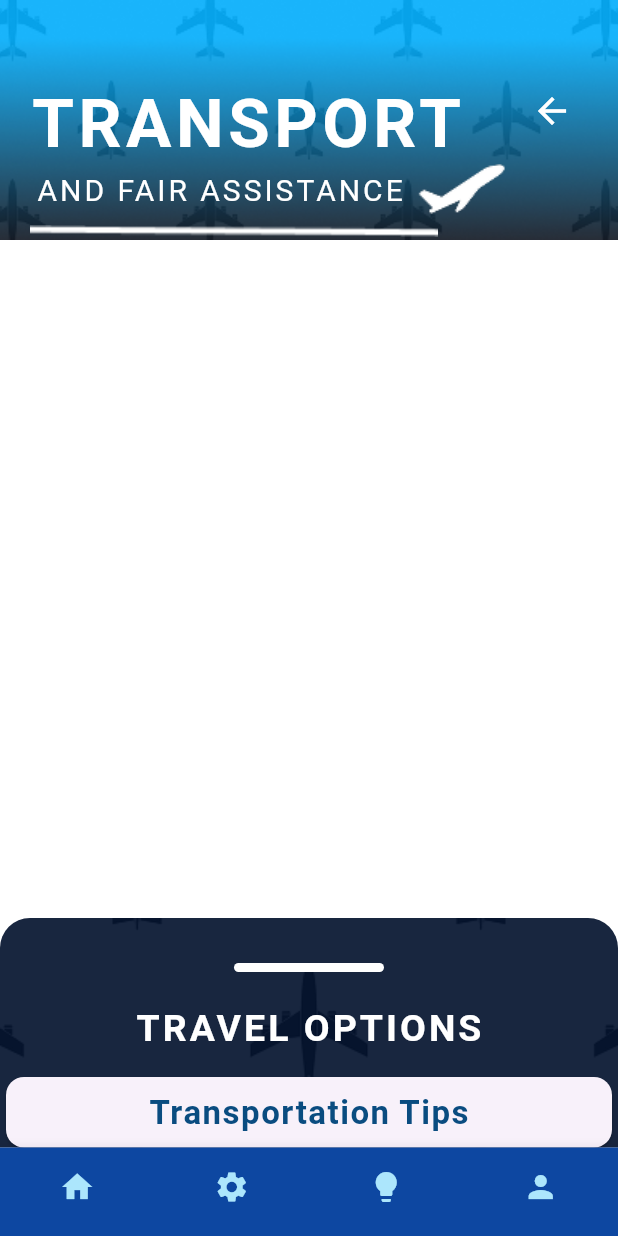
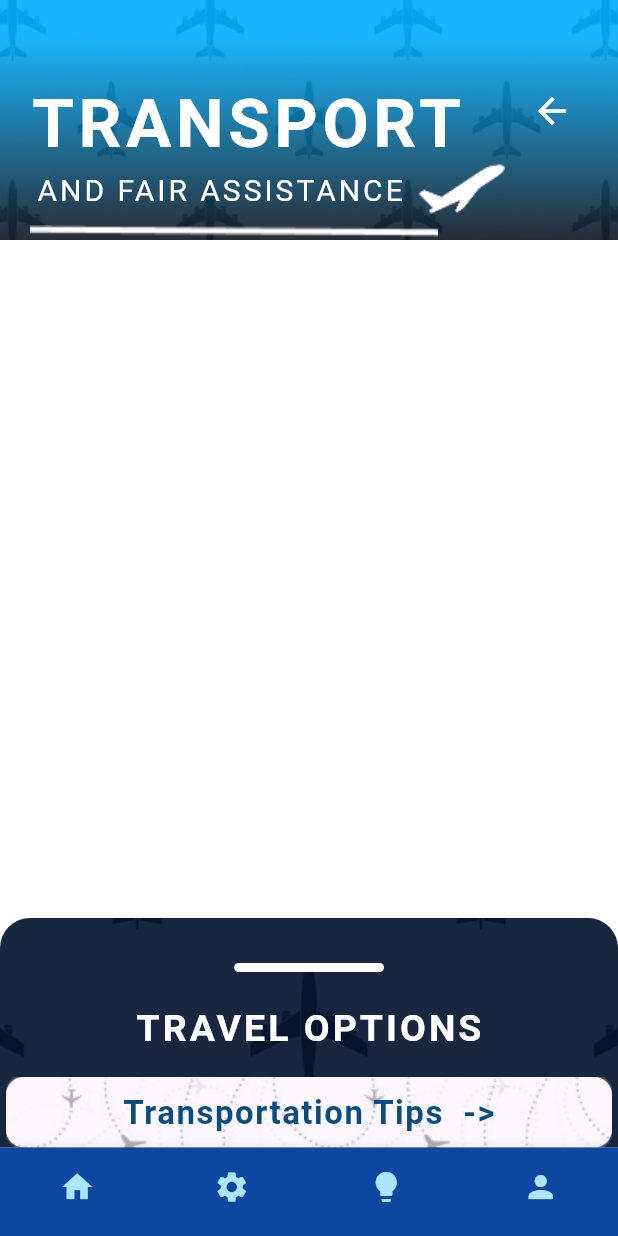
Before and after one commit to CREW-72/jet-set-go, a Flutter app: the HomePage screen opened directly, on a phone screen of 412 x 824 dp. Run offline on Flutter 3.47's test engine with Material 3 defaults, Android fonts, the phone set to English and light mode, and no system bars; our stand-ins replace google_fonts.

Commit message:
add the button to yangoo aplication

```diff
--- a/lib/transport.dart
+++ b/lib/transport.dart
@@ -136,11 +136,17 @@ class _HomePageState extends State<HomePage> {
                       Card(
                         child: InkWell(
                           onTap: () {},
-                          child: Padding(
+                          child: Container(
+                            decoration: BoxDecoration(
+                              image: DecorationImage(
+                                image: AssetImage("assets/images/whitebg.png"),
+                                fit: BoxFit.cover,
+                              ),
+                            ),
                             padding: const EdgeInsets.symmetric(vertical: 8),
                             child: Center(
                               child: Text(
-                                'Transportation Tips',
+                                'Transportation Tips  ->',
                                 style: TextStyle(
                                   fontSize: 22,
                                   fontWeight: FontWeight.bold,
@@ -152,6 +158,7 @@ class _HomePageState extends State<HomePage> {
                           ),
                         ),
                       ),
+
                       SizedBox(height: 30),
                       Text(
                         '- Popular Travel Options -',
@@ -168,6 +175,7 @@ class _HomePageState extends State<HomePage> {
                           _buildRideButton("assets/images/pickme.png", "com.pickme.passenger", "https://play.google.com/store/apps/details?id=com.pickme.passenger"),
                           _buildRideButton("assets/images/kangaroo.png", "com.kangaroocabs", "https://play.google.com/store/apps/details?id=com.kangaroocabs"),
                           _buildRideButton("assets/images/yogo.png", "com.yogo.passenger", "https://play.google.com/store/apps/details?id=com.yogo.passenger"),
+                          _buildRideButton("assets/images/yangoo.png", "com.yangoo.app", "https://play.google.com/store/apps/details?id=com.yangoo.app"),
                         ],
                       ),
                     ],
```
Also changed, not shown: assets/images/ceylontaxi.png (deleted), assets/images/pickme.png, assets/images/taxilk.png (deleted), assets/images/yangoo.png (added).
